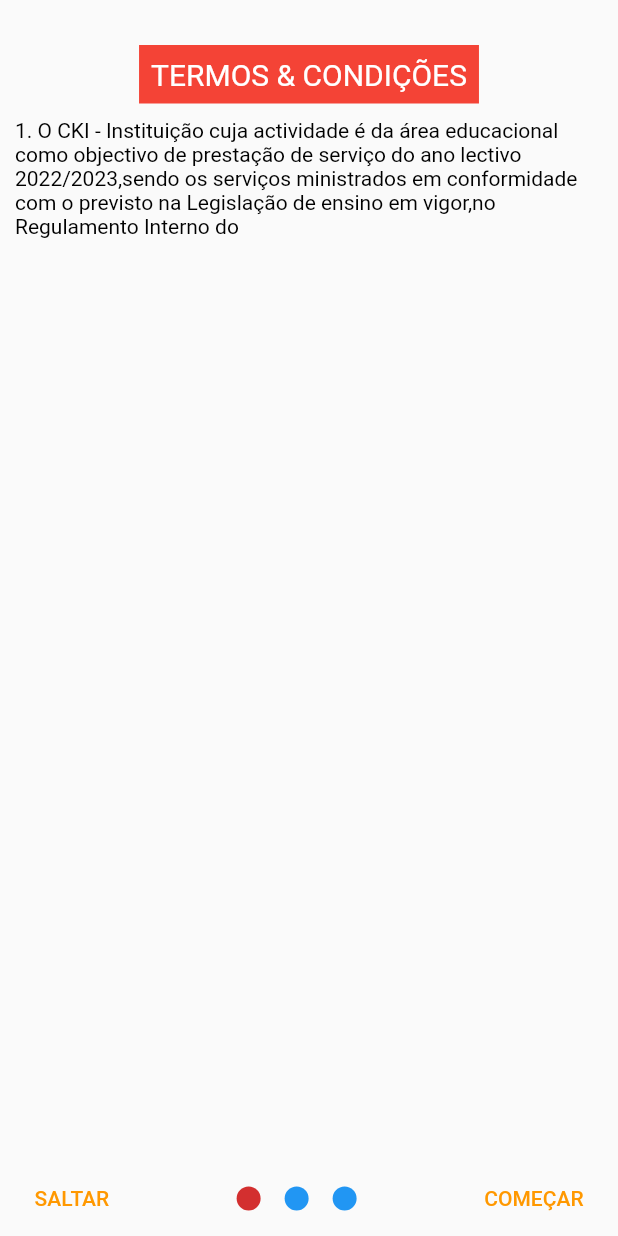
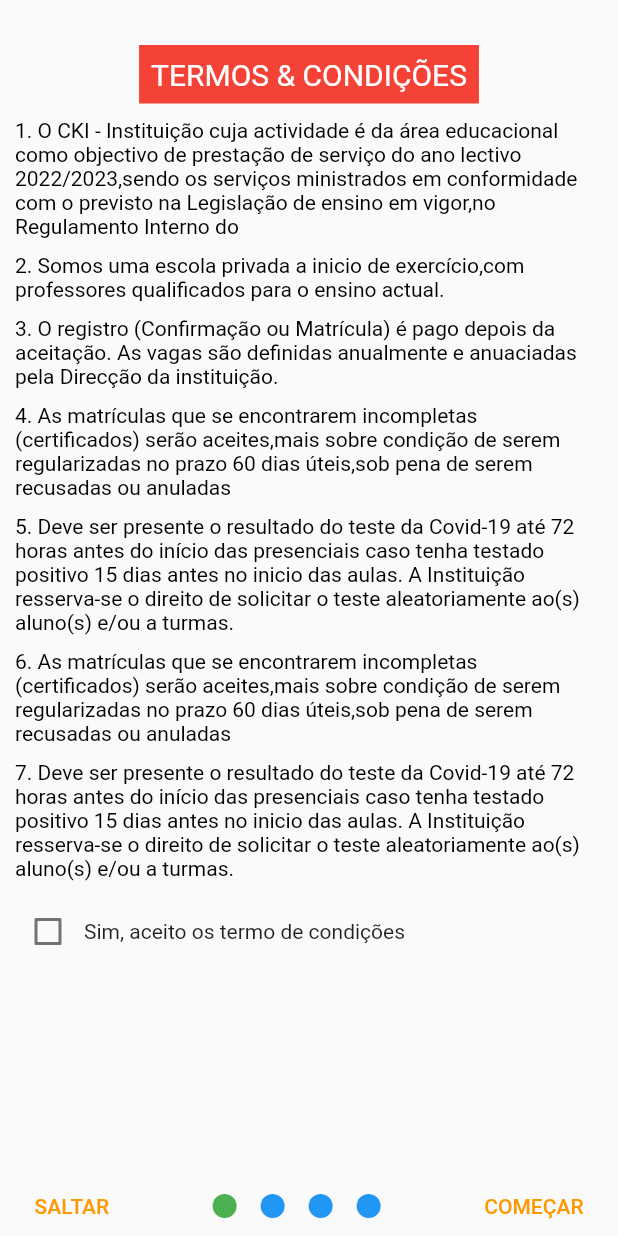
Before and after one commit to EngCorreia/colegio_cki, a Flutter app: the MenuWidgets screen opened directly, after a tap on "Inscriçoes Abertas", on a phone screen of 412 x 824 dp. Run offline on Flutter 3.47's test engine with Material 2 defaults, Android fonts, the light colour scheme and no system bars; drawn by our look-alikes of smooth_page_indicator; our stand-ins replace carousel_slider, cloud_firestore, dartz, file_picker, flutter_mobx, flutter_speed_dial and 4 more; missing offline and left inert: mysql1; accounts and stored records are empty; generated files the repository leaves out were written again; Roboto replaces fonts that are missing (segoeui).

Commit message:
one update

```diff
--- a/cki/lib/project/layers/data/datasource/sql_server_conection/sql_server_conection.dart
+++ b/cki/lib/project/layers/data/datasource/sql_server_conection/sql_server_conection.dart
@@ -5,9 +5,10 @@
 class Connection{
 
       openDatabase() async {
+
       try{
         var connection = await MySqlConnection.connect(ConnectionSettings(
-          host: "localhost",
+          host: "10.0.2.2",
           user: "root",
           password: "",
           port: 3306,
@@ -15,7 +16,8 @@
           useSSL: false,
         ));
         var result = await connection.query("select * from usuario");
-        log("***** $result");
+        log("*****1 $result");
+        await connection.close();
 
       }catch(e){
         log("***** ${e.toString()}");
--- a/cki/lib/project/layers/presentation/ui_widgets/home_page/menu_widgets.dart
+++ b/cki/lib/project/layers/presentation/ui_widgets/home_page/menu_widgets.dart
@@ -25,13 +25,12 @@
 
 class _MenuWidgetsState extends State<MenuWidgets> {
   int _current = 0;
-  var ligacao = Connection();
+  var conn = Connection();
 
   @override
   void initState() {
-    // TODO: implement initState
     super.initState();
-    ligacao.openDatabase();
+   // conn.openDatabase();
   }
 
 
@@ -80,12 +79,12 @@
             fontSize: 16
         ),),
         elevation: 0,
-
         actions: [
           Padding(
             padding: const EdgeInsets.all(8.0),
             child: CircleAvatar(
-              child: Image.asset("assets/images/school.png"),
+             // backgroundColor: Colors.transparent,
+              child: Image.asset("assets/images/image.png"),
             ),
           )
         ],
@@ -100,7 +99,7 @@
                 children: <Widget>[
                   UserAccountsDrawerHeader(
                     currentAccountPicture: CircleAvatar(
-                      child: Image.asset("assets/images/graduate.png"),
+                      child: Image.asset("assets/images/image.png"),
                     ),
                     accountName: Text("profile do usuario", style: TextStyle(fontFamily: SettingsCki.segoeEui)),
                     accountEmail: const Text("geral@cki.ao"),
@@ -308,6 +307,7 @@
               },
             ),
 
+            /** primeira opção do menu */
             SpeedDialChild(
               labelWidget: Padding(
                 padding: const EdgeInsets.only(left: 0, right: 0, bottom: 0),
@@ -426,16 +426,16 @@
               shrinkWrap: true,
               gridDelegate: const SliverGridDelegateWithFixedCrossAxisCount(
                   crossAxisCount: 2,
-                  crossAxisSpacing: 4.0,
-                  mainAxisSpacing: 4.0,
-                  mainAxisExtent: 160),
+                  crossAxisSpacing: 1.0,
+                  mainAxisSpacing: 1.0,
+                  mainAxisExtent: 190),
 
               itemBuilder: (_, index) {
                 return Padding(
-                  padding: const EdgeInsets.all(4.0),
+                  padding: const EdgeInsets.all(8.0),
                   child: Center(
                     child: Container(
-                      width: 140,
+                      width: 180,
                       height: 250,
                       decoration: BoxDecoration(
                         color: Colors.white,
@@ -474,7 +474,7 @@
                     borderRadius: BorderRadius.circular(25),
                     boxShadow: const [
                       BoxShadow(
-                        color: Colors.orange,
+                        color: Colors.white,
                         blurRadius: 1,
                         spreadRadius: 1,
                        // offset: const Offset(2, 2),
@@ -485,7 +485,8 @@
                     child: Text("Inscriçoes Abertas",style: TextStyle(
                         fontFamily: SettingsCki.segoeEui,
                         fontWeight: FontWeight.bold,
-                        color: Colors.white
+                        color: Colors.white,
+                        fontSize: 16
                     ),),
                   ),
                 ),
--- a/cki/lib/project/layers/presentation/ui_widgets/nova_matricula/new_student.dart
+++ b/cki/lib/project/layers/presentation/ui_widgets/nova_matricula/new_student.dart
@@ -44,6 +44,7 @@
   @override
   Widget build(BuildContext context) {
     return Scaffold(
+     // appBar: AppBar(),
       body: Container(
         padding: const EdgeInsets.only(bottom: 50),
         child: PageView(
@@ -87,6 +88,126 @@
                     ),)
                 ),
               ),
+
+              const SizedBox(
+                height: 10,
+              ),
+
+              Padding(
+                padding: const EdgeInsets.only(left: 10,right: 10),
+                child: Align(
+                    alignment: Alignment.centerLeft,
+                    child: Text("2. Somos uma escola privada a inicio de exercício,com professores qualificados para o ensino actual.",style: TextStyle(
+                        fontFamily: SettingsCki.segoeEui,
+                        color: Colors.black,
+                        fontWeight: FontWeight.normal
+                    ),)
+                ),
+              ),
+
+              const SizedBox(
+                height: 10,
+              ),
+
+              Padding(
+                padding: const EdgeInsets.only(left: 10,right: 10),
+                child: Align(
+                    alignment: Alignment.centerLeft,
+                    child: Text("3. O registro (Confirmação ou Matrícula) é pago depois da aceitação. As vagas são definidas anualmente e anuaciadas pela Direcção da instituição.",style: TextStyle(
+                        fontFamily: SettingsCki.segoeEui,
+                        color: Colors.black,
+                        fontWeight: FontWeight.normal
+                    ),)
+                ),
+              ),
+
+
+              const SizedBox(
+                height: 10,
+              ),
+
+              Padding(
+                padding: const EdgeInsets.only(left: 10,right: 10),
+                child: Align(
+                    alignment: Alignment.centerLeft,
+                    child: Text("4. As matrículas que se encontrarem incompletas (certificados) serão aceites,mais sobre condição de serem regularizadas no prazo 60 dias úteis,sob pena de serem recusadas ou anuladas",style: TextStyle(
+                        fontFamily: SettingsCki.segoeEui,
+                        color: Colors.black,
+                        fontWeight: FontWeight.normal
+                    ),)
+                ),
+              ),
+
+              const SizedBox(
+                height: 10,
+              ),
+
+              Padding(
+                padding: const EdgeInsets.only(left: 10,right: 10),
+                child: Align(
+                    alignment: Alignment.centerLeft,
+                    child: Text("5. Deve ser presente o resultado do teste da Covid-19 até 72 horas antes do início das presenciais caso tenha testado positivo 15 dias antes no inicio das aulas. A Instituição resserva-se o direito de solicitar o teste aleatoriamente ao(s) aluno(s) e/ou a turmas.",style: TextStyle(
+                        fontFamily: SettingsCki.segoeEui,
+                        color: Colors.black,
+                        fontWeight: FontWeight.normal
+                    ),)
+                ),
+              ),
+
+              const SizedBox(
+                height: 10,
+              ),
+
+
+              Padding(
+                padding: const EdgeInsets.only(left: 10,right: 10),
+                child: Align(
+                    alignment: Alignment.centerLeft,
+                    child: Text("6. As matrículas que se encontrarem incompletas (certificados) serão aceites,mais sobre condição de serem regularizadas no prazo 60 dias úteis,sob pena de serem recusadas ou anuladas",style: TextStyle(
+                        fontFamily: SettingsCki.segoeEui,
+                        color: Colors.black,
+                        fontWeight: FontWeight.normal
+                    ),)
+                ),
+              ),
+
+              const SizedBox(
+                height: 10,
+              ),
+
+              Padding(
+                padding: const EdgeInsets.only(left: 10,right: 10),
+                child: Align(
+                    alignment: Alignment.centerLeft,
+                    child: Text("7. Deve ser presente o resultado do teste da Covid-19 até 72 horas antes do início das presenciais caso tenha testado positivo 15 dias antes no inicio das aulas. A Instituição resserva-se o direito de solicitar o teste aleatoriamente ao(s) aluno(s) e/ou a turmas.",style: TextStyle(
+                        fontFamily: SettingsCki.segoeEui,
+                        color: Colors.black,
+                        fontWeight: FontWeight.normal
+                    ),)
+                ),
+              ),
+
+              const SizedBox(
+                height: 10,
+              ),
+
+              Padding(
+                padding: const EdgeInsets.only(left: 8,right: 8),
+                child: Row(
+                  children: [
+
+                    Checkbox(value: isChecked,
+                        onChanged: (bool? value){
+                          setState(() {
+                            isChecked = value!;
+                          });
+                        }),
+
+                    const Text("Sim, aceito os termo de condições"),
+                  ],
+                ),
+              ),
+
             ],
           ),
         ),
@@ -100,6 +221,18 @@
                     height: 30,
                   ),
 
+                  Row(
+                    children: [
+                      Padding(
+                        padding: const EdgeInsets.all(8.0),
+                        child: CircleAvatar(
+                           //backgroundColor: Colors.transparent,
+                          child: Image.asset("assets/images/image.png"),
+                        ),
+                      ),
+
+                      const SizedBox(width: 18,),
+
                       Container(
                           color: Colors.red,
                           child: const Padding(
@@ -110,6 +243,11 @@
                             ),),
                           )
                       ),
+
+                    ],
+                  ),
+
+
 
                   Padding(
                     padding: const EdgeInsets.only(left: 20,right: 20,top: 8,bottom: 8),
@@ -1038,7 +1176,7 @@
       ),
 
       bottomSheet: isLastPage ? Container(
-        height: 50,
+        height: 40,
         child: TextButton(
           style: TextButton.styleFrom(
               shape: RoundedRectangleBorder(
@@ -1058,7 +1196,7 @@
           ),),
         ),
       ) : Container(
-        height: 50,
+        height: 40,
         padding: const EdgeInsets.symmetric(horizontal: 15),
         child: Row(
           mainAxisAlignment: MainAxisAlignment.spaceBetween,
@@ -1066,15 +1204,15 @@
 
             TextButton(onPressed: (){
               controller.jumpToPage(0);
-            }, child: Text("SALTAR"),),
+            }, child: const Text("SALTAR"),),
             Center(
               child: SmoothPageIndicator(
                 controller: controller,
-                count:3,
-                effect: WormEffect(
+                count:4,
+                effect: const WormEffect(
                   spacing: 16,
                   dotColor: Colors.blue,
-                  activeDotColor: Colors.red.shade700,
+                  activeDotColor: Colors.green,
                 ),
                 onDotClicked: (index) => controller.animateToPage(index,
                     duration: const Duration(
@@ -1088,7 +1226,7 @@
               controller.nextPage(
                   duration: const Duration(milliseconds: 500),
                   curve: Curves.easeInOut);
-            }, child: Text("COMEÇAR"),),
+            }, child: const Text("COMEÇAR"),),
 
           ],
         ),
```
Also changed, not shown: cki/lib/project/layers/core/errors/save_student_error.dart (added, +8 -0 lines), cki/lib/project/layers/data/datasource/fire_base/seve_new_student/save_new_student.dart (added, +11 -0 lines), cki/lib/project/layers/data/datasource/fire_base/seve_new_student/save_new_student_imp.dart (added, +34 -0 lines), cki/lib/project/layers/data/dto/new_student_dto/new_student_dto.dart (added, +157 -0 lines), cki/lib/project/layers/data/repositories/new_student_repository/new_student_repository_imp.dart (added, +19 -0 lines), cki/lib/project/layers/domain/entities/student_entity/student_data_entity.dart (added, +131 -0 lines), cki/lib/project/layers/domain/repositories/new_student_repository/new_student_repository.dart (added, +8 -0 lines), cki/lib/project/layers/domain/usecases/new_student_usecase/new_student_usecase.dart (added, +7 -0 lines), cki/lib/project/layers/domain/usecases/new_student_usecase/new_student_usecase_imp.dart (added, +18 -0 lines), cki/pubspec.yaml (+11 -5 lines), cki/pubspec.lock, 2 other files. Lines whose indentation alone changed are shown as unchanged.
